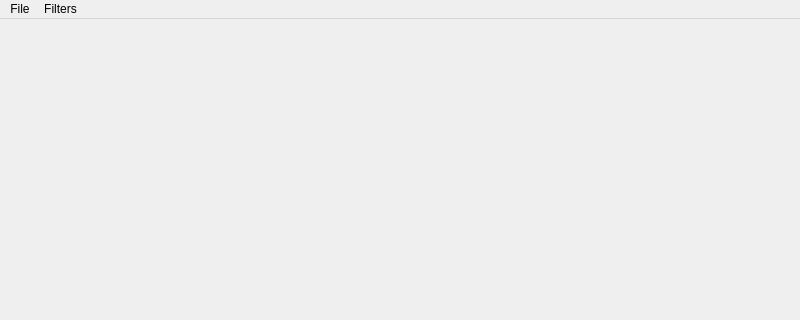
This is isis_imaging/gui/ui/main_window.ui in mantidproject/mantidimaging as Qt 5 draws it before an edit; both pictures show x 0 to 800 and y 0 to 320 of the 800 by 600 pixel window. The edited form follows.
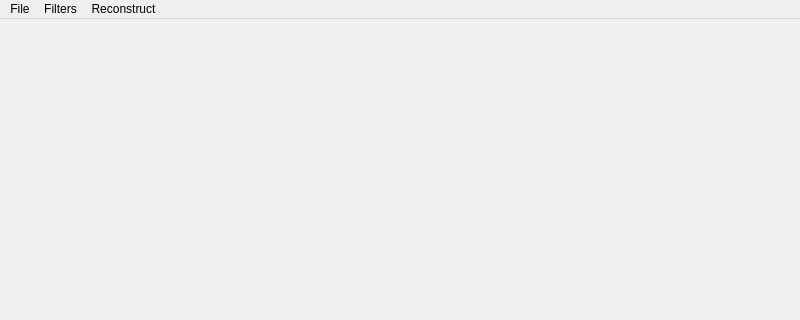
This is the edited form. Icons and pictures are not drawn.

What changed in the file:
```diff
--- a/isis_imaging/gui/ui/main_window.ui
+++ b/isis_imaging/gui/ui/main_window.ui
@@ -23,7 +23,7 @@
      <x>0</x>
      <y>0</y>
      <width>800</width>
-     <height>28</height>
+     <height>19</height>
     </rect>
    </property>
    <widget class="QMenu" name="menuFile">
@@ -39,8 +39,19 @@
      <string>Filters</string>
     </property>
    </widget>
+   <widget class="QMenu" name="menuReconstruct">
+    <property name="title">
+     <string>Reconstruct</string>
+    </property>
+    <addaction name="separator"/>
+    <addaction name="actionCenter_of_Rotation"/>
+    <addaction name="actionManual_Center_of_Rotation"/>
+    <addaction name="separator"/>
+    <addaction name="actionTomopy"/>
+   </widget>
    <addaction name="menuFile"/>
    <addaction name="menuFilters"/>
+   <addaction name="menuReconstruct"/>
   </widget>
   <widget class="QStatusBar" name="statusbar"/>
   <action name="actionLoad">
```
Left out of the diff: 15 changed lines with no effect on the pictures.
